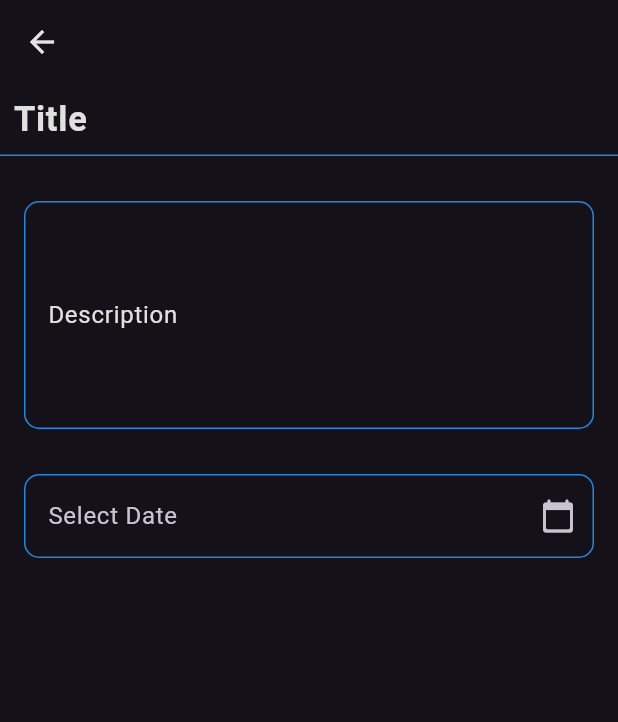
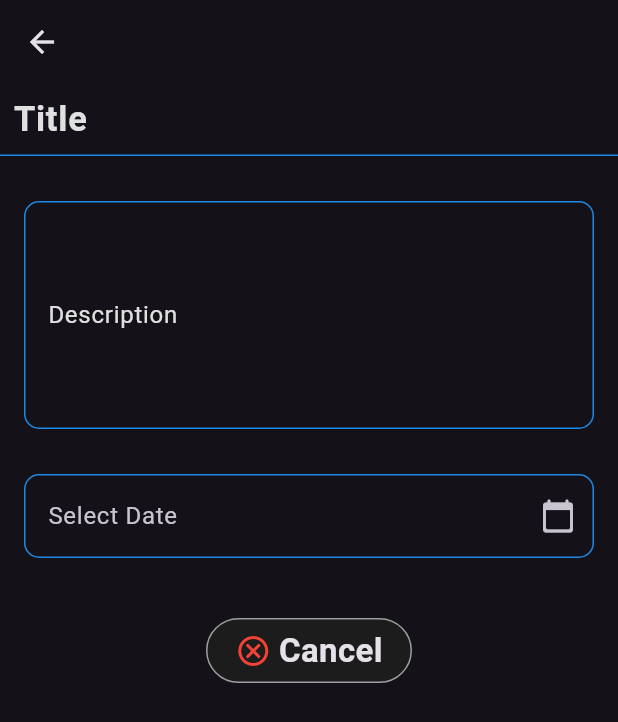
Before and after one commit to ahmedjamal22290/todo_list_app, a Flutter app: the AddTodoView screen opened by its route, on a phone screen of 412 x 824 dp. Shown: the top 722 px of the screen. Run offline on Flutter 3.47's test engine with Material 3 defaults, Android fonts, the phone set to English and light mode, and no system bars; missing offline and left inert: dart:ffi.

Commit message:
create custom button to save or cancel

```diff
--- a/lib/components/add_todo_body.dart
+++ b/lib/components/add_todo_body.dart
@@ -1,7 +1,10 @@
+import 'dart:ffi';
+
 import 'package:flutter/material.dart';
 import 'package:todo_list_app/Widgets/descripition_field_widget.dart';
 import 'package:todo_list_app/Widgets/time_field_widget.dart';
 import 'package:todo_list_app/Widgets/titile_field_widget.dart';
+import 'package:todo_list_app/constants.dart';
 
 class AddTodoBody extends StatefulWidget {
   const AddTodoBody({
@@ -33,7 +36,7 @@ class _AddTodoBodyState extends State<AddTodoBody> {
               DateTime? picked = await showDatePicker(
                 context: context,
                 firstDate: DateTime.now(),
-                lastDate: DateTime(2100),
+                lastDate: DateTime(2035),
               );
               if (picked != null) {
                 setState(() {
@@ -43,8 +46,61 @@ class _AddTodoBodyState extends State<AddTodoBody> {
               }
             },
           ),
+        ),
+        const SizedBox(height: 40),
+        const CustomButton(
+          icon: Icon(
+            Icons.cancel_outlined,
+            color: Colors.red,
+          ),
+          text: 'Cancel',
         )
       ],
     );
   }
 }
+
+class CustomButton extends StatelessWidget {
+  const CustomButton({
+    super.key,
+    required this.icon,
+    required this.text,
+    this.onTap,
+  });
+  final Icon icon;
+  final String text;
+  final void Function()? onTap;
+  @override
+  Widget build(BuildContext context) {
+    return GestureDetector(
+      onTap: onTap,
+      child: Container(
+        height: MediaQuery.of(context).size.height / 19,
+        width: MediaQuery.of(context).size.width / 3,
+        decoration: BoxDecoration(
+          borderRadius: BorderRadius.circular(22),
+          border: const Border(
+            top: BorderSide(color: Colors.grey),
+            bottom: BorderSide(color: Colors.grey),
+            right: BorderSide(color: Colors.grey),
+            left: BorderSide(color: Colors.grey),
+          ),
+          color: kSecondColor,
+        ),
+        child: Row(
+          mainAxisAlignment: MainAxisAlignment.center,
+          children: [
+            icon,
+            const SizedBox(
+              width: 5,
+            ),
+            Text(
+              text,
+              style: const TextStyle(fontSize: 22, fontWeight: FontWeight.bold),
+            ),
+          ],
+        ),
+      ),
+    );
+  }
+}
```
